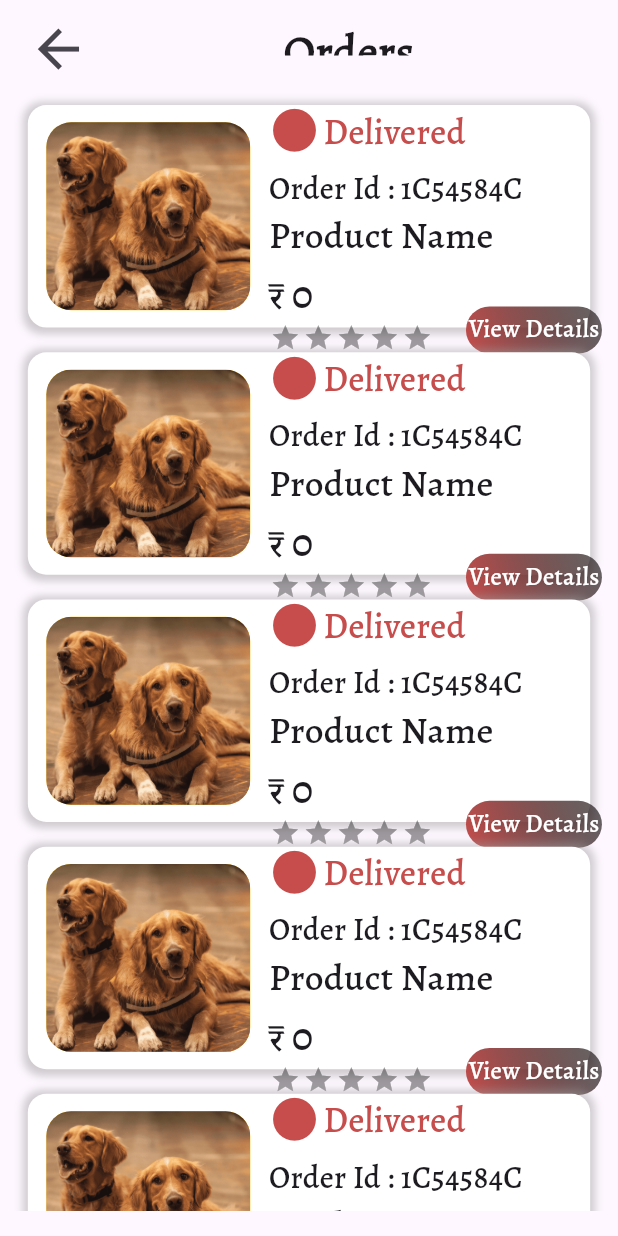
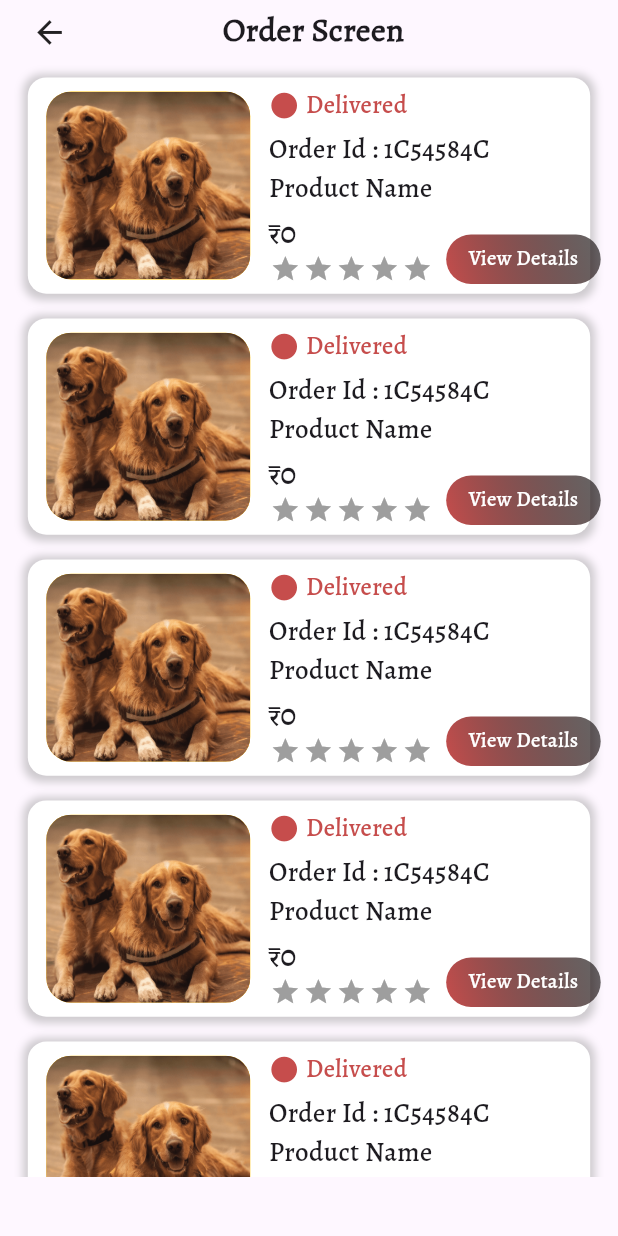
Before and after one commit to Meet5656/Only-Pets, a Flutter app: the OrderScreen screen opened directly, on a phone screen of 412 x 824 dp. Run offline on Flutter 3.47's test engine with Material 3 defaults, Android fonts, the phone set to English and light mode, and no system bars; drawn by our look-alikes of flutter_rating_bar; our stand-ins replace animate_do, cached_network_image, carousel_slider, connectivity_plus, curved_navigation_bar, dropdown_button2 and 11 more; missing offline and left inert: custom_clippers, dart:ffi; accounts and stored records are empty; network calls fail; statements that could not run were skipped.

Commit message:
time:11:13 New branch:-myproject date:-19/4/2024

```diff
--- a/lib/Screen/OrderScreen.dart
+++ b/lib/Screen/OrderScreen.dart
@@ -21,60 +21,59 @@ class _OrderScreenState extends State<OrderScreen> {
       body: SafeArea(
           child: Column(
         children: [
-         Column(
+          Padding(
+            padding: EdgeInsets.only(left: 2.5.w, top: 0.5.h),
+            child: FadeInDown(
+              duration: Duration(milliseconds: 1200),
+              child: Row(
                 children: [
                   Padding(
                     padding: EdgeInsets.only(left: 2.5.w, top: 0.5.h),
-                  child: FadeInDown(
-                    duration: Duration(milliseconds: 1800),
-                    child: Container(
-                      height: 4.h,
-                      child: Row(
-                        children: [
-                          IconButton(
-                            onPressed: () {
-                              Navigator.pop(context);
+                    child: InkWell(
+                      onTap: () {
+                        Navigator.of(context).pop();
                       },
-                            icon: Icon(
+                      child: Icon(
                         Icons.arrow_back,
-                              size: 30.sp,
+                        size: 6.w,
+                      ),
                     ),
                   ),
                   Padding(
-                            padding: EdgeInsets.only(left: 29.5.w,top: 1.h),
+                    padding: EdgeInsets.only(
+                      left: 25.w,
+                    ),
                     child: Text(
-                              "Orders",
+                      "Order Screen",
                       style: TextStyle(
-                                  fontWeight: FontWeight.w600, fontSize: 22.sp,fontFamily: "Alegreya"),
+                          fontWeight: FontWeight.w600,
+                          fontSize: 16.sp,
+                          fontFamily: "Alegreya"),
                     ),
                   ),
                 ],
               ),
             ),
           ),
-                ),
-              ],
-            ),
-          SizedBox(
-            height: 2.h,
-          ),
+          // SizedBox(
+          //   height: 2.h,
+          // ),
           Expanded(
             child: SingleChildScrollView(
               child: Column(
                 children: [
                   Container(
-                    height: 91.5.h,
+                    height: 91.h,
                     child: ListView.builder(
                       itemCount: 7,
                       physics: BouncingScrollPhysics(),
                       itemBuilder: (BuildContext context, int index) {
                         return Padding(
-                          padding: EdgeInsets.only(top: 2.h),
-                          child: Padding(
-                            padding: EdgeInsets.only(left: 4.5.w, right: 4.5.w),
+                          padding: EdgeInsets.only(
+                              left: 4.5.w, right: 4.5.w, top: 2.h),
                           child: Container(
                             width: double.infinity,
-                              height: 18.h,
+                            height: 17.5.h,
                             decoration: BoxDecoration(
                               color: Colors.white,
                               borderRadius: BorderRadius.circular(3.w),
@@ -116,23 +115,23 @@ class _OrderScreenState extends State<OrderScreen> {
                                   Column(
                                     crossAxisAlignment:
                                         CrossAxisAlignment.start,
-                                      mainAxisAlignment:
-                                          MainAxisAlignment.center,
+                                    mainAxisAlignment: MainAxisAlignment.center,
                                     children: [
                                       Row(
                                         children: [
                                           Icon(
                                             Icons.circle,
-                                              size: 25.sp,
+                                            size: 15.sp,
                                             color: CustomColors.primaryColor,
                                           ),
                                           SizedBox(
-                                              width: 0.5.w,
+                                            width: 1.w,
                                           ),
                                           Text(
                                             "Delivered",
-                                              style: TextStyle( fontFamily: "medium",
-                                                  fontSize: 17.sp,
+                                            style: TextStyle(
+                                                fontFamily: "medium",
+                                                fontSize: 12.sp,
                                                 fontWeight: FontWeight.w500,
                                                 color:
                                                     CustomColors.primaryColor),
@@ -140,21 +139,23 @@ class _OrderScreenState extends State<OrderScreen> {
                                         ],
                                       ),
                                       SizedBox(
-                                          height: 1.5.w,
+                                        height: 1.w,
                                       ),
                                       Row(
                                         children: [
                                           Text(
                                             "Order Id : ",
-                                              style: TextStyle( fontFamily: "medium",
-                                                fontSize: 15.sp,
+                                            style: TextStyle(
+                                              fontFamily: "medium",
+                                              fontSize: 13.sp,
                                               fontWeight: FontWeight.w600,
                                             ),
                                           ),
                                           Text(
                                             "1C54584C",
-                                              style: TextStyle( fontFamily: "medium",
-                                                fontSize: 15.sp,
+                                            style: TextStyle(
+                                              fontFamily: "medium",
+                                              fontSize: 13.sp,
                                               fontWeight: FontWeight.w400,
                                             ),
                                           ),
@@ -162,9 +163,11 @@ class _OrderScreenState extends State<OrderScreen> {
                                       ),
                                       Text(
                                         "Product Name",
-                                          style: TextStyle( fontFamily: "medium",
+                                        style: TextStyle(
+                                          fontFamily: "medium",
                                           fontWeight: FontWeight.w600,
-                                              fontSize: 18.sp),
+                                          fontSize: 13.sp,
+                                        ),
                                       ),
                                       SizedBox(
                                         height: 0.5.w,
@@ -178,11 +181,11 @@ class _OrderScreenState extends State<OrderScreen> {
                                                 CrossAxisAlignment.start,
                                             children: [
                                               Text(
-                                                  "₹ 0",
-                                                  style: TextStyle( fontFamily: "medium",
-                                                      fontWeight:
-                                                          FontWeight.w600,
-                                                      fontSize: 20.sp),
+                                                "₹0",
+                                                style: TextStyle(
+                                                    fontFamily: "medium",
+                                                    fontWeight: FontWeight.w600,
+                                                    fontSize: 15.sp),
                                               ),
                                               Row(
                                                 children: [
@@ -190,15 +193,14 @@ class _OrderScreenState extends State<OrderScreen> {
                                                     itemSize: 20,
                                                     initialRating: 0,
                                                     minRating: 0,
-                                                      direction:
-                                                          Axis.horizontal,
+                                                    direction: Axis.horizontal,
                                                     allowHalfRating: true,
                                                     itemCount: 5,
                                                     itemPadding:
                                                         EdgeInsets.symmetric(
                                                             horizontal: 1.0),
-                                                      itemBuilder:
-                                                          (context, _) => Icon(
+                                                    itemBuilder: (context, _) =>
+                                                        Icon(
                                                       Icons.star,
                                                       color: Colors.amber,
                                                       size: 1000,
@@ -212,7 +214,7 @@ class _OrderScreenState extends State<OrderScreen> {
                                             ],
                                           ),
                                           SizedBox(
-                                              width: 5.2.w,
+                                            width: 2.w,
                                           ),
                                           InkWell(
                                             onTap: () {
@@ -224,12 +226,11 @@ class _OrderScreenState extends State<OrderScreen> {
                                                   ));
                                             },
                                             child: Container(
-                                                height: 3.8.h,
-                                                width: 22.w,
+                                              height: 4.h,
+                                              width: 25.w,
                                               decoration: BoxDecoration(
                                                 borderRadius:
-                                                      BorderRadius.circular(
-                                                          10.w),
+                                                    BorderRadius.circular(10.w),
                                                 gradient: LinearGradient(
                                                   begin: Alignment.topRight,
                                                   end: Alignment.bottomLeft,
@@ -246,8 +247,9 @@ class _OrderScreenState extends State<OrderScreen> {
                                                 children: [
                                                   Text(
                                                     "View Details",
-                                                      style: TextStyle( fontFamily: "medium",
-                                                          fontSize: 12.sp,
+                                                    style: TextStyle(
+                                                        fontFamily: "medium",
+                                                        fontSize: 10.sp,
                                                         color: Colors.white,
                                                         fontWeight:
                                                             FontWeight.w600),
@@ -264,7 +266,6 @@ class _OrderScreenState extends State<OrderScreen> {
                               ),
                             ),
                           ),
-                          ),
                         );
                       },
                     ),
--- a/lib/Screen/SplashScreen.dart
+++ b/lib/Screen/SplashScreen.dart
@@ -2,7 +2,6 @@ import 'package:flutter/material.dart';
 import 'package:flutter/services.dart';
 import 'package:lottie/lottie.dart';
 import 'package:only_pets/Screen/BottomNavBar.dart';
-import 'package:only_pets/Screen/LoginScreen.dart';
 import 'package:only_pets/config/colors_constant.dart';
 import 'package:sizer/sizer.dart';
 
--- a/lib/Screen/dialogs.dart
+++ b/lib/Screen/dialogs.dart
@@ -4,7 +4,6 @@ import 'package:flutter/material.dart';
 import 'package:get/get.dart';
 import 'package:only_pets/config/colors_constant.dart';
 import 'package:only_pets/config/font_constant.dart';
-import 'package:pinput/pinput.dart';
 import 'package:sizer/sizer.dart';
 
 void showMessage(
--- a/lib/controller/CartController.dart
+++ b/lib/controller/CartController.dart
@@ -147,7 +147,7 @@ class CartScreenController extends GetxController {
                                   )
                                 ],
                               ),
-                              textScaler: const TextScaler.linear(1),
+                              // textScaler: const TextScaler.linear(1),
                             ),
                             getDynamicSizedBox(height: 0.5.h),
                             Row(
@@ -174,7 +174,7 @@ class CartScreenController extends GetxController {
                                       )
                                     ],
                                   ),
-                                  textScaler: const TextScaler.linear(1),
+                                  // textScaler: const TextScaler.linear(1),
                                 ),
                                 const Spacer(),
                                 Container(
--- a/lib/controller/HomeScreenController.dart
+++ b/lib/controller/HomeScreenController.dart
@@ -15,7 +15,6 @@ import 'package:only_pets/config/font_constant.dart';
 import 'package:only_pets/config/string_constant.dart';
 import 'package:only_pets/config/toolbar.dart';
 import 'package:only_pets/config/widget.dart';
-import 'package:only_pets/model/DetailModel.dart';
 import 'package:only_pets/model/UpdateDashboardModel.dart';
 import 'package:only_pets/preference/UserPreference.dart';
 import 'package:only_pets/util/enum.dart';
--- a/lib/main.dart
+++ b/lib/main.dart
@@ -2,6 +2,9 @@ import 'package:flutter/material.dart';
 import 'package:flutter/services.dart';
 import 'package:get/get_navigation/src/root/get_material_app.dart';
 import 'package:get/get.dart';
+import 'package:only_pets/Screen/LoginScreen.dart';
+import 'package:only_pets/Screen/ProfileScreen.dart';
+import 'package:only_pets/Screen/SignUpScreen.dart';
 import 'package:only_pets/Screen/SplashScreen.dart';
 import 'package:only_pets/controller/Internet_controller.dart';
 import 'package:sizer/sizer.dart';
--- a/lib/model/HomeModel..dart/Treading/ViewTrendingModel.dart
+++ b/lib/model/HomeModel..dart/Treading/ViewTrendingModel.dart
@@ -25,6 +25,7 @@ class ViewTrendingModel {
 // }
 
 List<ViewTrendingModel> viewTrending = [
+  // 1
   ViewTrendingModel(
       // variants: [
       //   clothessize(sizes: 'S', Prises: '₹500'),
@@ -45,6 +46,7 @@ List<ViewTrendingModel> viewTrending = [
       size: "",
       Prise: "₹500",
       Rate: "(4.5)"),
+  // 2
   ViewTrendingModel(
       // variants: [
       //   clothessize(sizes: 'S', Prises: '₹500'),
@@ -65,6 +67,7 @@ List<ViewTrendingModel> viewTrending = [
       size: "",
       Prise: "₹750",
       Rate: "(4.1)"),
+  // 3
   ViewTrendingModel(
       // variants: [
       //   clothessize(sizes: 'S', Prises: '₹500'),
@@ -84,6 +87,7 @@ List<ViewTrendingModel> viewTrending = [
       size: "",
       Prise: "₹930",
       Rate: "(4.4)"),
+  // 4
   ViewTrendingModel(
       // variants: [
       //   clothessize(sizes: 'S', Prises: '₹500'),
@@ -104,6 +108,7 @@ List<ViewTrendingModel> viewTrending = [
       size: "",
       Prise: "₹630",
       Rate: "(4.1)"),
+  // 5
   ViewTrendingModel(
       // variants: [
       //   clothessize(sizes: 'S', Prises: '₹500'),
@@ -124,6 +129,7 @@ List<ViewTrendingModel> viewTrending = [
       size: "",
       Prise: "₹250",
       Rate: "(4.0)"),
+  // 6
   ViewTrendingModel(
       // variants: [
       //   clothessize(sizes: 'S', Prises: '₹500'),
```
Also changed, not shown: lib/Screen/CartScreen/CartScreen.dart (+5 -2 lines), lib/Screen/DetailScreen.dart (+11 -12 lines), lib/Screen/EditProfile/EditProfileScreen.dart (+14 -12 lines), lib/Screen/EditProfileScreen.dart (+12 -13 lines), lib/Screen/OrderDetailsScreen.dart (+34 -32 lines), lib/Screen/ProfileScreen.dart (+25 -75 lines), lib/Screen/SavedScreen/SavedScreen.dart (+16 -7 lines), lib/Screen/SignUpScreen.dart (+128 -106 lines), lib/Screen/ToysScreen.dart (+7 -7 lines), lib/Screen/ViewCategorys.dart (+21 -16 lines), lib/Screen/dashboard.dart (+2 -5 lines), pubspec.lock. Lines whose indentation alone changed are shown as unchanged.
